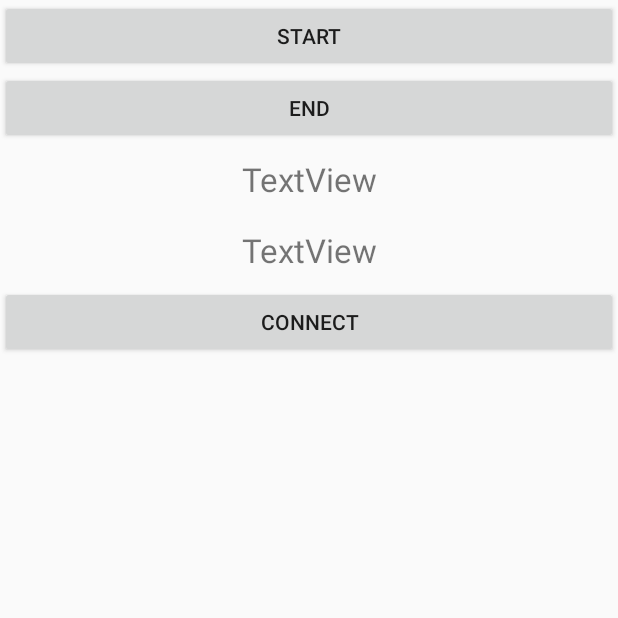
After one commit to niso217/SmartGym, an Android app: the MainActivity2 screen opened directly, with no data from a screen before it, on a phone screen of 412 x 824 dp, the top half of it. The commit adds this screen. Run offline under Robolectric (Android 15) with nearby library versions, the phone set to English and light mode, and no system bars; network calls fail; 1 statement that could not run was skipped.

```diff
--- a/app/src/main/AndroidManifest.xml
+++ b/app/src/main/AndroidManifest.xml
@@ -24,7 +24,7 @@
         android:supportsRtl="true"
         android:theme="@style/AppTheme">
 
-        <activity android:name=".LogInActivity">
+        <activity android:name=".MainActivity2">
             <intent-filter>
                 <action android:name="android.intent.action.MAIN" />
 
@@ -46,7 +46,6 @@
 
         </activity>
 
-        <activity android:name=".MainActivity2"></activity>
 
 
         <activity android:name=".barcode.BarcodeCaptureActivity"></activity>
--- a/app/src/main/java/com/a/n/smartgym/MainActivity.java
+++ b/app/src/main/java/com/a/n/smartgym/MainActivity.java
@@ -640,7 +640,7 @@ public class MainActivity extends AppCompatActivity implements NavigationView.On
             BluetoothDevice btDevice = result.getDevice();
             mDeviceName = btDevice.getName();
             mDeviceAddress = btDevice.getAddress();
-            if (mDeviceName.equals("GYM1"))
+            if (mDeviceName.equals("niso217"))
                 connectToDevice(btDevice);
         }
 
--- /dev/null
+++ b/app/src/main/res/layout/activity_main2.xml
@@ -0,0 +1,47 @@
+<LinearLayout
+    xmlns:android="http://schemas.android.com/apk/res/android"
+    xmlns:app="http://schemas.android.com/apk/res-auto"
+    android:layout_width="match_parent"
+    android:layout_height="match_parent"
+    android:fitsSystemWindows="true"
+    android:orientation="vertical"
+    android:weightSum="1">
+
+
+    <Button
+        android:id="@+id/btn_start"
+        android:layout_width="match_parent"
+        android:layout_height="wrap_content"
+        android:text="Start" />
+
+    <Button
+        android:id="@+id/btn_end"
+        android:layout_width="match_parent"
+        android:layout_height="wrap_content"
+        android:text="END" />
+
+    <TextView
+        android:id="@+id/tv_val"
+        android:layout_width="match_parent"
+        android:layout_height="wrap_content"
+        android:layout_weight="0.03"
+        android:gravity="center_vertical|center_horizontal"
+        android:text="TextView"
+        android:textSize="22sp" />
+
+    <TextView
+        android:id="@+id/tv_status"
+        android:layout_width="match_parent"
+        android:layout_height="wrap_content"
+        android:layout_weight="0.03"
+        android:gravity="center_vertical|center_horizontal"
+        android:text="TextView"
+        android:textSize="22sp" />
+
+    <Button
+        android:id="@+id/btn_connect"
+        android:layout_width="match_parent"
+        android:layout_height="wrap_content"
+        android:text="Connect" />
+
+</LinearLayout>
```
Also changed, not shown: app/src/main/java/com/a/n/smartgym/BLE/BluetoothLeService.java (+21 -9 lines), app/src/main/java/com/a/n/smartgym/MainActivity2.java (added, +365 -0 lines).
